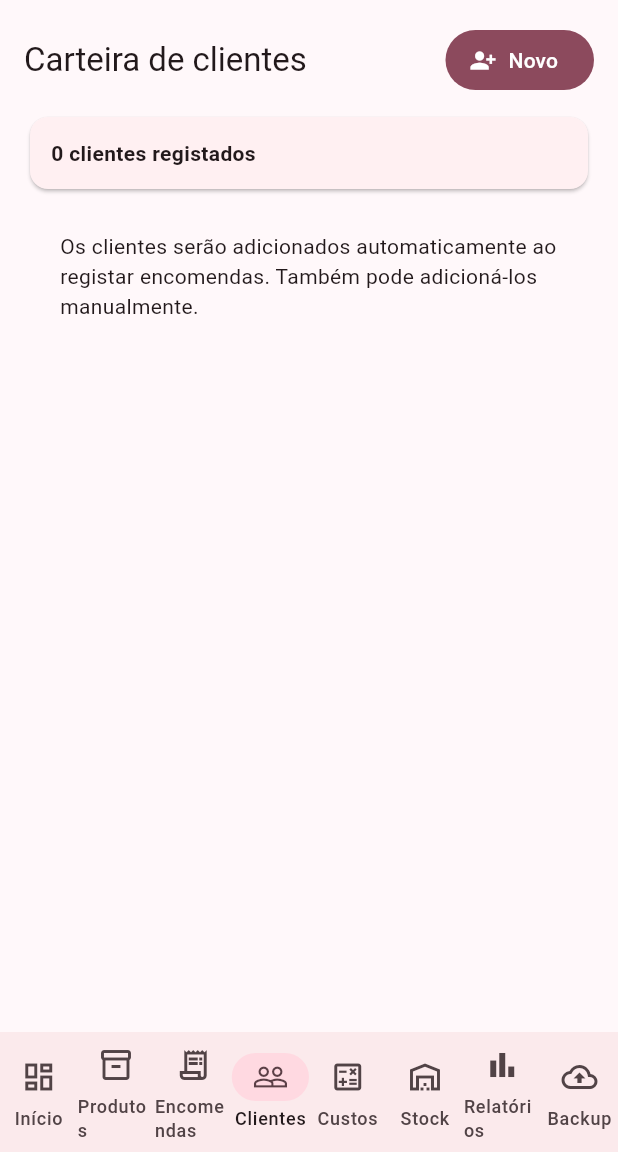
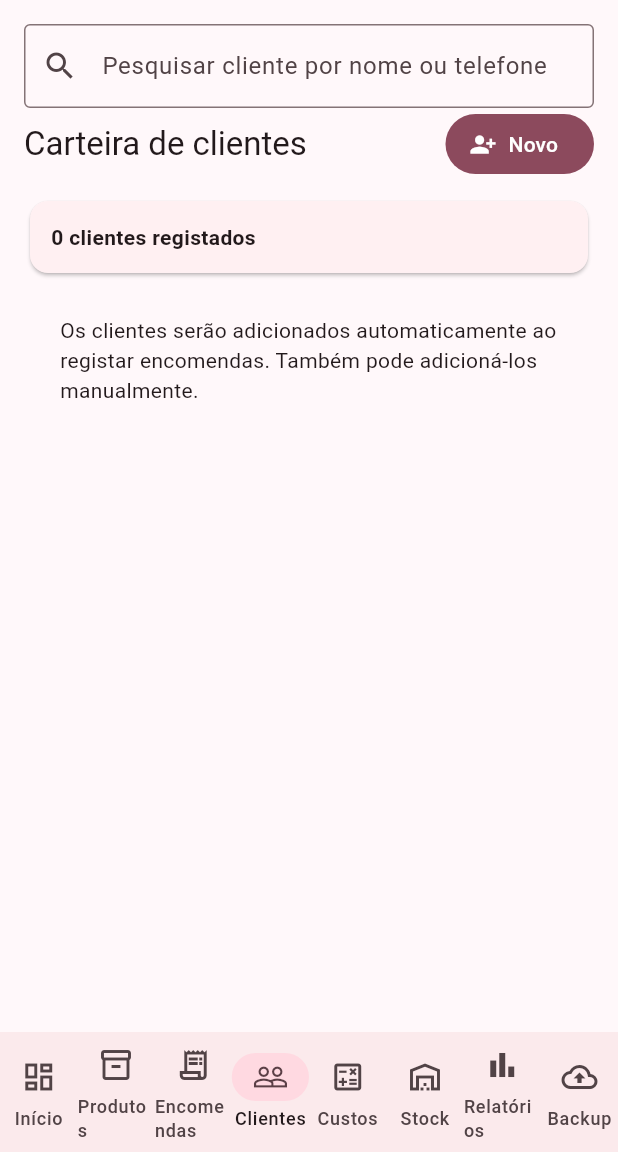
Before and after one commit to nogueiramafrapt-bit/nogueira-gestao, a Flutter app: the screen it shows after launch, item 4 of the bottom bar chosen, on a phone screen of 412 x 824 dp, the part 84-1236 px from its top. Run offline on Flutter 3.47's test engine with Material 3 defaults, Android fonts, the phone set to English and light mode, and no system bars; our stand-ins replace shared_preferences.

Commit message:
Add delivery dates, customer search and order date filters

```diff
--- a/lib/app.dart
+++ b/lib/app.dart
@@ -23,6 +23,10 @@ class _NogueiraHomePageState extends State<NogueiraHomePage> {
   Map<String, List<_RecipeLine>> _recipes = {};
   List<_Order> _orders = [];
   List<_Customer> _customers = [];
+  String _customerSearch = '';
+  String _orderSearch = '';
+  DateTime? _orderFrom;
+  DateTime? _orderTo;
 
   @override
   void initState() {
@@ -493,6 +497,7 @@ class _NogueiraHomePageState extends State<NogueiraHomePage> {
     if (_products.isEmpty) { ScaffoldMessenger.of(context).showSnackBar(const SnackBar(content: Text('Adicione primeiro um produto ao catálogo.'))); return; }
     final customer = TextEditingController(); final phone = TextEditingController(); final notes = TextEditingController();
     final drafts = <_DraftOrderLine>[_DraftOrderLine(_products.first.name)];
+    DateTime? dueDate;
     String payment = 'Por pagar';
     final result = await showDialog<_Order>(context: context, builder: (c) => StatefulBuilder(builder: (c, refresh) => AlertDialog(
       title: const Text('Nova encomenda'),
@@ -509,6 +514,7 @@ class _NogueiraHomePageState extends State<NogueiraHomePage> {
           ]);
         }),
         Align(alignment: Alignment.centerLeft, child: TextButton.icon(onPressed: () => refresh(() => drafts.add(_DraftOrderLine(_products.first.name))), icon: const Icon(Icons.add), label: const Text('Adicionar produto'))),
+        ListTile(contentPadding: EdgeInsets.zero, leading: const Icon(Icons.event), title: Text(dueDate == null ? 'Prazo de entrega: não definido' : 'Entrega: '+dueDate.day.toString().padLeft(2, '0')+'/'+dueDate.month.toString().padLeft(2, '0')+'/'+dueDate.year.toString()), trailing: IconButton(icon: const Icon(Icons.calendar_month), onPressed: () async { final picked = await showDatePicker(context: c, initialDate: dueDate ?? DateTime.now(), firstDate: DateTime.now().subtract(const Duration(days: 365)), lastDate: DateTime.now().add(const Duration(days: 730))); if (picked != null) refresh(() => dueDate = picked); })),
         DropdownButtonFormField<String>(value: payment, decoration: const InputDecoration(labelText: 'Pagamento'), items: const ['Por pagar','Dinheiro','MBWay','Transferência'].map((v) => DropdownMenuItem(value: v, child: Text(v))).toList(), onChanged: (v) { if (v != null) refresh(() => payment = v); }),
         TextField(controller: notes, maxLines: 2, decoration: const InputDecoration(labelText: 'Observações')),
       ]))),
@@ -521,7 +527,7 @@ class _NogueiraHomePageState extends State<NogueiraHomePage> {
           lines.add(_OrderLine(product.name, q, product.price));
         }
         if (customer.text.trim().isEmpty) return;
-        Navigator.pop(c, _Order(DateTime.now().millisecondsSinceEpoch.toString(), customer.text.trim(), phone.text.trim(), lines, payment, 'Pendente', notes.text.trim(), DateTime.now()));
+        Navigator.pop(c, _Order(DateTime.now().millisecondsSinceEpoch.toString(), customer.text.trim(), phone.text.trim(), lines, payment, 'Pendente', notes.text.trim(), DateTime.now(), dueDate: dueDate));
       }, child: const Text('Guardar encomenda'))],
     )));
     customer.dispose(); phone.dispose(); notes.dispose(); for (final draft in drafts) { draft.dispose(); }
@@ -536,11 +542,12 @@ class _NogueiraHomePageState extends State<NogueiraHomePage> {
     setState(() { if (index == null) { _customers.add(result); } else { _customers[index] = result; } }); await _saveCustomers();
   }
   Widget _customersPage() => ListView(padding: const EdgeInsets.all(16), children: [
+    TextField(decoration: const InputDecoration(prefixIcon: Icon(Icons.search), labelText: 'Pesquisar cliente por nome ou telefone', border: OutlineInputBorder()), onChanged: (v) => setState(() => _customerSearch = v.trim().toLowerCase())),
     Row(mainAxisAlignment: MainAxisAlignment.spaceBetween, children: [Expanded(child: Text('Carteira de clientes', style: Theme.of(context).textTheme.titleLarge)), FilledButton.icon(onPressed: () => _editCustomer(), icon: const Icon(Icons.person_add_alt_1), label: const Text('Novo'))]),
     const SizedBox(height: 10),
     Card(child: Padding(padding: const EdgeInsets.all(14), child: Text('${_customers.length} clientes registados', style: const TextStyle(fontWeight: FontWeight.bold)))),
     if (_customers.isEmpty) const Padding(padding: EdgeInsets.all(24), child: Text('Os clientes serão adicionados automaticamente ao registar encomendas. Também pode adicioná-los manualmente.')),
-    ..._customers.asMap().entries.map((entry) { final i = entry.key; final customer = entry.value; return Card(child: ListTile(leading: const CircleAvatar(child: Icon(Icons.person_outline)), title: Text(customer.name), subtitle: Text([if (customer.phone.isNotEmpty) customer.phone, if (customer.notes.isNotEmpty) customer.notes].join(' · ')), trailing: PopupMenuButton<String>(onSelected: (v) async { if (v == 'edit') await _editCustomer(customer: customer, index: i); if (v == 'delete') { setState(() => _customers.removeAt(i)); await _saveCustomers(); } }, itemBuilder: (_) => const [PopupMenuItem(value: 'edit', child: Text('Editar')), PopupMenuItem(value: 'delete', child: Text('Apagar'))]))); }),
+    ..._customers.asMap().entries.where((entry) => entry.value.name.toLowerCase().contains(_customerSearch) || entry.value.phone.toLowerCase().contains(_customerSearch)).map((entry) { final i = entry.key; final customer = entry.value; return Card(child: ListTile(leading: const CircleAvatar(child: Icon(Icons.person_outline)), title: Text(customer.name), subtitle: Text([if (customer.phone.isNotEmpty) customer.phone, if (customer.notes.isNotEmpty) customer.notes].join(' · ')), trailing: PopupMenuButton<String>(onSelected: (v) async { if (v == 'edit') await _editCustomer(customer: customer, index: i); if (v == 'delete') { setState(() => _customers.removeAt(i)); await _saveCustomers(); } }, itemBuilder: (_) => const [PopupMenuItem(value: 'edit', child: Text('Editar')), PopupMenuItem(value: 'delete', child: Text('Apagar'))]))); }),
   ]);
   Future<void> _changeOrderStatus(_Order order, String status) async {
     final i = _orders.indexOf(order);
@@ -583,24 +590,47 @@ class _NogueiraHomePageState extends State<NogueiraHomePage> {
     }
     await _saveOrders();
   }
-  Widget _ordersPage() => ListView(padding: const EdgeInsets.all(16), children: [
+  Future<void> _pickOrderDate(bool from) async {
+    final picked = await showDatePicker(context: context, initialDate: (from ? _orderFrom : _orderTo) ?? DateTime.now(), firstDate: DateTime(2020), lastDate: DateTime(2100));
+    if (picked != null) setState(() { if (from) { _orderFrom = picked; } else { _orderTo = picked; } });
+  }
+  Widget _ordersPage() {
+    final filtered = _orders.where((o) {
+      final q = _orderSearch.toLowerCase();
+      final matchesText = o.customer.toLowerCase().contains(q) || o.phone.toLowerCase().contains(q) || o.product.toLowerCase().contains(q);
+      final day = DateTime(o.created.year, o.created.month, o.created.day);
+      final after = _orderFrom == null || !day.isBefore(DateTime(_orderFrom!.year, _orderFrom!.month, _orderFrom!.day));
+      final before = _orderTo == null || !day.isAfter(DateTime(_orderTo!.year, _orderTo!.month, _orderTo!.day));
+      return matchesText && after && before;
+    }).toList();
+    return ListView(padding: const EdgeInsets.all(16), children: [
     Row(mainAxisAlignment: MainAxisAlignment.spaceBetween, children: [Expanded(child: Text('Encomendas e vendas', style: Theme.of(context).textTheme.titleLarge)), FilledButton.icon(onPressed: _newOrder, icon: const Icon(Icons.add), label: const Text('Nova'))]),
     const SizedBox(height: 10),
+    TextField(decoration: const InputDecoration(prefixIcon: Icon(Icons.search), labelText: 'Pesquisar encomenda, cliente ou produto', border: OutlineInputBorder()), onChanged: (v) => setState(() => _orderSearch = v.trim())),
+    const SizedBox(height: 8),
+    Wrap(spacing: 8, children: [
+      OutlinedButton.icon(onPressed: () => _pickOrderDate(true), icon: const Icon(Icons.calendar_today), label: Text(_orderFrom == null ? 'De: início' : 'De: '+_orderFrom!.day.toString()+'/'+_orderFrom!.month.toString()+'/'+_orderFrom!.year.toString())),
+      OutlinedButton.icon(onPressed: () => _pickOrderDate(false), icon: const Icon(Icons.event), label: Text(_orderTo == null ? 'Até: fim' : 'Até: '+_orderTo!.day.toString()+'/'+_orderTo!.month.toString()+'/'+_orderTo!.year.toString())),
+      if (_orderFrom != null || _orderTo != null) TextButton(onPressed: () => setState(() { _orderFrom = null; _orderTo = null; }), child: const Text('Limpar datas')),
+    ]),
     Card(child: Padding(padding: const EdgeInsets.all(14), child: Row(mainAxisAlignment: MainAxisAlignment.spaceAround, children: [
       Column(children: [Text(_orders.length.toString(), style: const TextStyle(fontSize: 23, fontWeight: FontWeight.bold)), const Text('Total')]),
       Column(children: [Text(_orders.where((e) => e.status == 'Pendente').length.toString(), style: const TextStyle(fontSize: 23, fontWeight: FontWeight.bold)), const Text('Pendentes')]),
       Column(children: [Text('€ ' + _orders.where((e) => e.status == 'Concluída').fold<double>(0, (sum, e) => sum + e.total).toStringAsFixed(2), style: const TextStyle(fontSize: 18, fontWeight: FontWeight.bold)), const Text('Concluído')]),
     ]))),
     if (_orders.isEmpty) const Padding(padding: EdgeInsets.all(28), child: Center(child: Text('Ainda não existem encomendas. Toque em Nova para registar a primeira.'))),
-    ..._orders.map((o) => Card(child: Padding(padding: const EdgeInsets.all(12), child: Column(crossAxisAlignment: CrossAxisAlignment.start, children: [
+    if (filtered.isEmpty) const Padding(padding: EdgeInsets.all(20), child: Text('Nenhuma encomenda corresponde à pesquisa ou ao período selecionado.')),
+    ...filtered.map((o) => Card(child: Padding(padding: const EdgeInsets.all(12), child: Column(crossAxisAlignment: CrossAxisAlignment.start, children: [
       Row(children: [Expanded(child: Text(o.customer, style: const TextStyle(fontWeight: FontWeight.bold, fontSize: 16))), Text('€ ' + o.total.toStringAsFixed(2), style: const TextStyle(fontWeight: FontWeight.bold))]),
       ...o.lines.map((line) => Text(line.product + ' · ' + line.quantity.toString() + ' × €' + line.unitPrice.toStringAsFixed(2))),
       if (o.phone.isNotEmpty) Text('Contacto: ' + o.phone),
+      if (o.dueDate != null) Text('Prazo de entrega: '+o.dueDate!.day.toString().padLeft(2, '0')+'/'+o.dueDate!.month.toString().padLeft(2, '0')+'/'+o.dueDate!.year.toString(), style: const TextStyle(fontWeight: FontWeight.w600)),
       Text(o.created.day.toString().padLeft(2, '0') + '/' + o.created.month.toString().padLeft(2, '0') + '/' + o.created.year.toString() + ' · ' + o.payment),
       if (o.notes.isNotEmpty) Text('Obs.: ' + o.notes),
       Row(children: [const Text('Estado: '), DropdownButton<String>(value: o.status, items: const ['Pendente','Em preparação','Concluída','Cancelada'].map((v) => DropdownMenuItem(value: v, child: Text(v))).toList(), onChanged: (v) { if (v != null) _changeOrderStatus(o, v); }), const Spacer(), IconButton(onPressed: () async { setState(() => _orders.remove(o)); await _saveOrders(); }, icon: const Icon(Icons.delete_outline))]),
     ]))))
   ]);
+  }
   Future<void> _stockMovement(_Ingredient ingredient, bool entry) async {
     final controller = TextEditingController();
     final amount = await showDialog<double>(context: context, builder: (c) => AlertDialog(
@@ -691,19 +721,19 @@ class _OrderLine {
   factory _OrderLine.fromJson(Map<String, dynamic> j) => _OrderLine(j['product'] as String, (j['quantity'] as num).toDouble(), (j['unitPrice'] as num).toDouble());
 }
 class _Order {
-  _Order(this.id, this.customer, this.phone, this.lines, this.payment, this.status, this.notes, this.created, {this.stockDeducted = false});
-  final String id, customer, phone; final List<_OrderLine> lines; final String payment; String status; final String notes; final DateTime created; bool stockDeducted;
+  _Order(this.id, this.customer, this.phone, this.lines, this.payment, this.status, this.notes, this.created, {this.stockDeducted = false, this.dueDate});
+  final String id, customer, phone; final List<_OrderLine> lines; final String payment; String status; final String notes; final DateTime created; bool stockDeducted; final DateTime? dueDate;
   String get product => lines.map((e) => e.product).join(', ');
   double get quantity => lines.fold(0, (s, e) => s + e.quantity);
   double get unitPrice => lines.isEmpty ? 0 : lines.first.unitPrice;
   double get total => lines.fold(0, (s, e) => s + e.total);
-  Map<String, dynamic> toJson() => {'id': id, 'customer': customer, 'phone': phone, 'lines': lines.map((e) => e.toJson()).toList(), 'payment': payment, 'status': status, 'notes': notes, 'created': created.toIso8601String(), 'stockDeducted': stockDeducted};
+  Map<String, dynamic> toJson() => {'id': id, 'customer': customer, 'phone': phone, 'lines': lines.map((e) => e.toJson()).toList(), 'payment': payment, 'status': status, 'notes': notes, 'created': created.toIso8601String(), 'stockDeducted': stockDeducted, 'dueDate': dueDate?.toIso8601String()};
   factory _Order.fromJson(Map<String, dynamic> j) {
     final raw = j['lines'];
     final lines = raw is List
       ? raw.map((e) => _OrderLine.fromJson(Map<String, dynamic>.from(e))).toList()
       : <_OrderLine>[_OrderLine(j['product'] as String, (j['quantity'] as num).toDouble(), (j['unitPrice'] as num).toDouble())];
-    return _Order(j['id'] as String, j['customer'] as String, (j['phone'] ?? '') as String, lines, j['payment'] as String, j['status'] as String, (j['notes'] ?? '') as String, DateTime.parse(j['created'] as String), stockDeducted: (j['stockDeducted'] as bool?) ?? false);
+    return _Order(j['id'] as String, j['customer'] as String, (j['phone'] ?? '') as String, lines, j['payment'] as String, j['status'] as String, (j['notes'] ?? '') as String, DateTime.parse(j['created'] as String), stockDeducted: (j['stockDeducted'] as bool?) ?? false, dueDate: j['dueDate'] == null ? null : DateTime.tryParse(j['dueDate'] as String));
   }
 }
 class _FeatureTile extends StatelessWidget {
```
